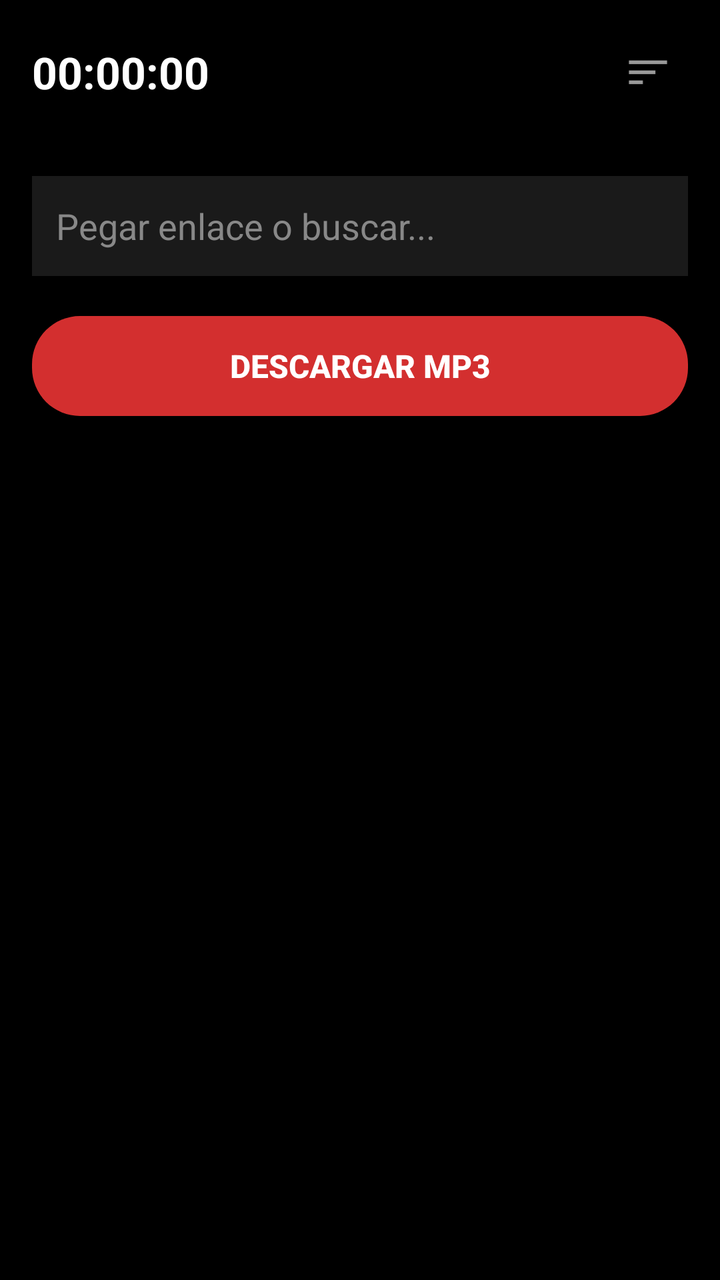
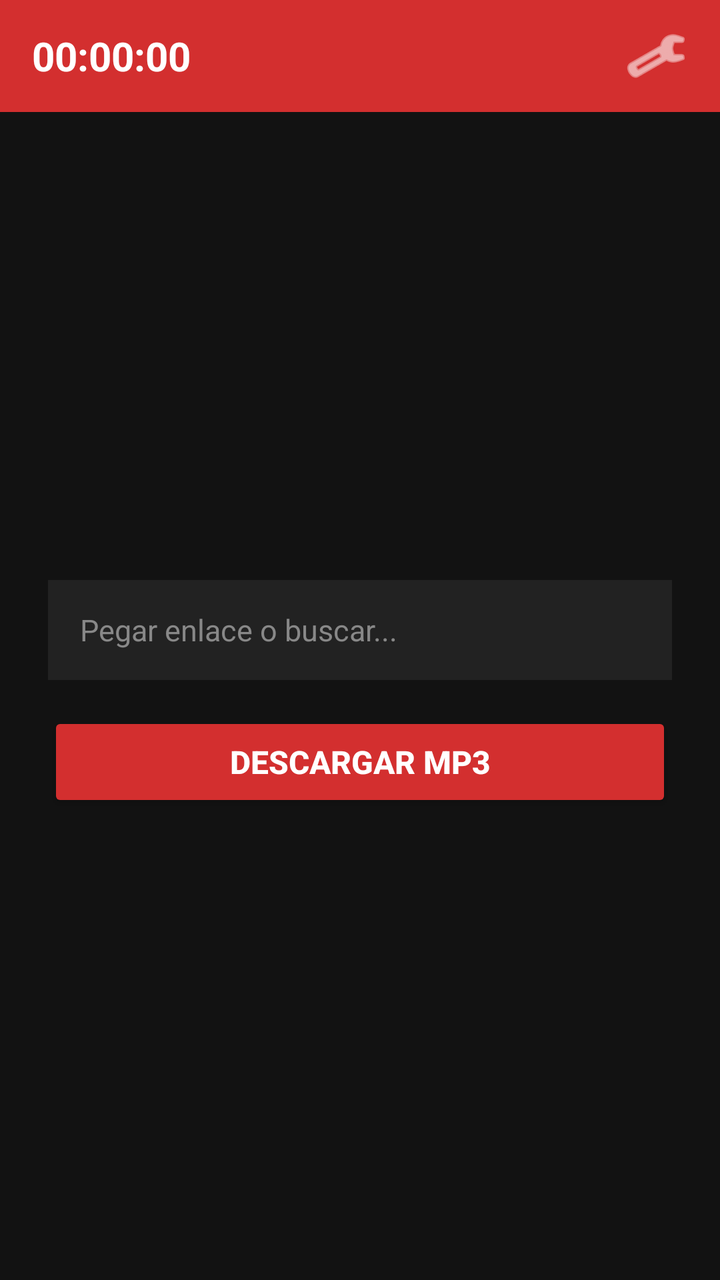

Screens rendered from an Android XML layout before and after an edit, with the pre-edit source and the edit as a unified diff.
<!-- AndroidManifest.xml: application theme Theme.AppCompat.Light.NoActionBar -->
<!-- res/layout/main.xml -->
<?xml version="1.0" encoding="utf-8"?>
<LinearLayout xmlns:android="http://schemas.android.com/apk/res/android"
    android:layout_width="match_parent"
    android:layout_height="match_parent"
    android:background="#000000"
    android:orientation="vertical"
    android:padding="16dp">

    
    <RelativeLayout
        android:layout_width="match_parent"
        android:layout_height="wrap_content"
        android:layout_marginBottom="32dp">

        <TextView
            android:id="@+id/tvTimer"
            android:layout_width="wrap_content"
            android:layout_height="wrap_content"
            android:layout_alignParentStart="true"
            android:layout_centerVertical="true"
            android:text="00:00:00"
            android:textColor="#FFFFFF"
            android:textSize="22sp"
            android:textStyle="bold" />

        <ImageView
            android:id="@+id/btnMenu"
            android:layout_width="40dp"
            android:layout_height="40dp"
            android:layout_alignParentEnd="true"
            android:layout_centerVertical="true"
            android:background="?android:attr/selectableItemBackgroundBorderless"
            android:padding="8dp"
            android:src="@android:drawable/ic_menu_sort_by_size" />
    </RelativeLayout>

    
    <EditText
        android:id="@+id/etSearch"
        android:layout_width="match_parent"
        android:layout_height="50dp"
        android:layout_marginBottom="20dp"
        android:background="#1A1A1A"
        android:hint="Pegar enlace o buscar..."
        android:inputType="text"
        android:padding="12dp"
        android:textColor="#FFFFFF"
        android:textColorHint="#888888" />

    
    <Button
        android:id="@+id/btnDownload"
        android:layout_width="match_parent"
        android:layout_height="50dp"
        android:background="@drawable/bot"
        android:text="DESCARGAR MP3"
        android:textColor="#FFFFFF"
        android:textSize="16sp"
        android:textStyle="bold" />

</LinearLayout>
<!-- resources referenced by this layout -->
<resources>
  <!-- drawable bot (drawable-hdpi) -->
  <?xml version="1.0" encoding="utf-8"?>
  <shape xmlns:android="http://schemas.android.com/apk/res/android"
      android:shape="rectangle">
      <solid android:color="#D32F2F" />
      <corners android:radius="24dp" />
  </shape>
</resources>

<!-- the commit's change to res/layout/main.xml (unified diff, before → after) -->
@@ -2,15 +2,15 @@
 <LinearLayout xmlns:android="http://schemas.android.com/apk/res/android"
     android:layout_width="match_parent"
     android:layout_height="match_parent"
-    android:background="#000000"
     android:orientation="vertical"
-    android:padding="16dp">
+    android:background="#121212">
 
-    
     <RelativeLayout
         android:layout_width="match_parent"
-        android:layout_height="wrap_content"
-        android:layout_marginBottom="32dp">
+        android:layout_height="56dp"
+        android:background="#D32F2F"
+        android:paddingStart="16dp"
+        android:paddingEnd="16dp">
 
         <TextView
             android:id="@+id/tvTimer"
@@ -20,42 +20,55 @@
             android:layout_centerVertical="true"
             android:text="00:00:00"
             android:textColor="#FFFFFF"
-            android:textSize="22sp"
+            android:textSize="20sp"
             android:textStyle="bold" />
 
         <ImageView
             android:id="@+id/btnMenu"
-            android:layout_width="40dp"
-            android:layout_height="40dp"
+            android:layout_width="32dp"
+            android:layout_height="32dp"
             android:layout_alignParentEnd="true"
             android:layout_centerVertical="true"
-            android:background="?android:attr/selectableItemBackgroundBorderless"
-            android:padding="8dp"
-            android:src="@android:drawable/ic_menu_sort_by_size" />
+            android:clickable="true"
+            android:contentDescription="Menú de recompensas"
+            android:focusable="true"
+            android:src="@android:drawable/ic_menu_manage"
+            android:tint="#FFFFFF" />
+
     </RelativeLayout>
 
-    
-    <EditText
-        android:id="@+id/etSearch"
+    <LinearLayout
         android:layout_width="match_parent"
-        android:layout_height="50dp"
-        android:layout_marginBottom="20dp"
-        android:background="#1A1A1A"
-        android:hint="Pegar enlace o buscar..."
-        android:inputType="text"
-        android:padding="12dp"
-        android:textColor="#FFFFFF"
-        android:textColorHint="#888888" />
+        android:layout_height="0dp"
+        android:layout_weight="1"
+        android:gravity="center"
+        android:orientation="vertical"
+        android:padding="24dp">
 
-    
-    <Button
-        android:id="@+id/btnDownload"
-        android:layout_width="match_parent"
-        android:layout_height="50dp"
-        android:background="@drawable/bot"
-        android:text="DESCARGAR MP3"
-        android:textColor="#FFFFFF"
-        android:textSize="16sp"
-        android:textStyle="bold" />
+        <EditText
+            android:id="@+id/etUrl"
+            android:layout_width="match_parent"
+            android:layout_height="50dp"
+            android:layout_marginBottom="16dp"
+            android:background="#222222"
+            android:hint="Pegar enlace o buscar..."
+            android:paddingStart="16dp"
+            android:paddingEnd="16dp"
+            android:singleLine="true"
+            android:textColor="#FFFFFF"
+            android:textColorHint="#888888"
+            android:textSize="15sp" />
+
+        <Button
+            android:id="@+id/btnDownload"
+            android:layout_width="match_parent"
+            android:layout_height="50dp"
+            android:backgroundTint="#D32F2F"
+            android:text="DESCARGAR MP3"
+            android:textColor="#FFFFFF"
+            android:textSize="16sp"
+            android:textStyle="bold" />
+
+    </LinearLayout>
 
 </LinearLayout>
<!-- resource entries referenced after the edit -->
@@ -1,11 +1,5 @@
 <!-- resources referenced by this layout -->
 <resources>
-  <!-- drawable bot (drawable-hdpi) -->
-  <?xml version="1.0" encoding="utf-8"?>
-  <shape xmlns:android="http://schemas.android.com/apk/res/android"
-      android:shape="rectangle">
-      <solid android:color="#D32F2F" />
-      <corners android:radius="24dp" />
-  </shape>
+
 </resources>
 
